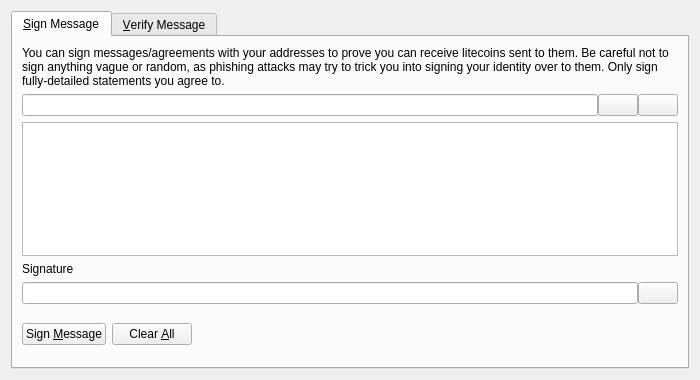
Above: src/qt/forms/signverifymessagedialog.ui from RSVB-PVT-LTD/prasicoin before the change. Below: the same form after it.
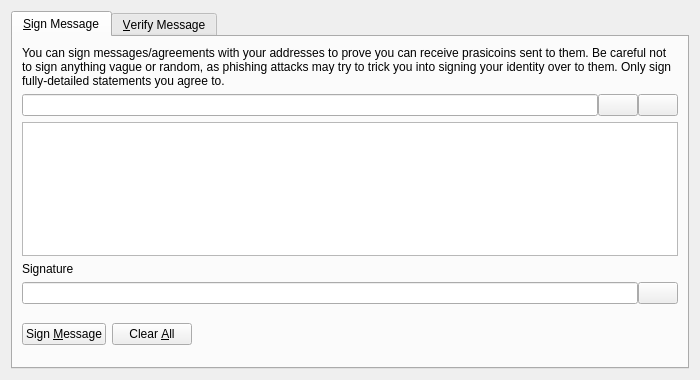
That is the form after the change. Icons and pictures are not drawn. Custom widgets are drawn as their Qt base class.

Commit message: Rename to prasicoin part2

```diff
--- a/src/qt/forms/signverifymessagedialog.ui
+++ b/src/qt/forms/signverifymessagedialog.ui
@@ -30,7 +30,7 @@
        <item>
         <widget class="QLabel" name="infoLabel_SM">
          <property name="text">
-          <string>You can sign messages/agreements with your addresses to prove you can receive litecoins sent to them. Be careful not to sign anything vague or random, as phishing attacks may try to trick you into signing your identity over to them. Only sign fully-detailed statements you agree to.</string>
+          <string>You can sign messages/agreements with your addresses to prove you can receive prasicoins sent to them. Be careful not to sign anything vague or random, as phishing attacks may try to trick you into signing your identity over to them. Only sign fully-detailed statements you agree to.</string>
          </property>
          <property name="textFormat">
           <enum>Qt::PlainText</enum>
```
The commit also changes 236 other files.
